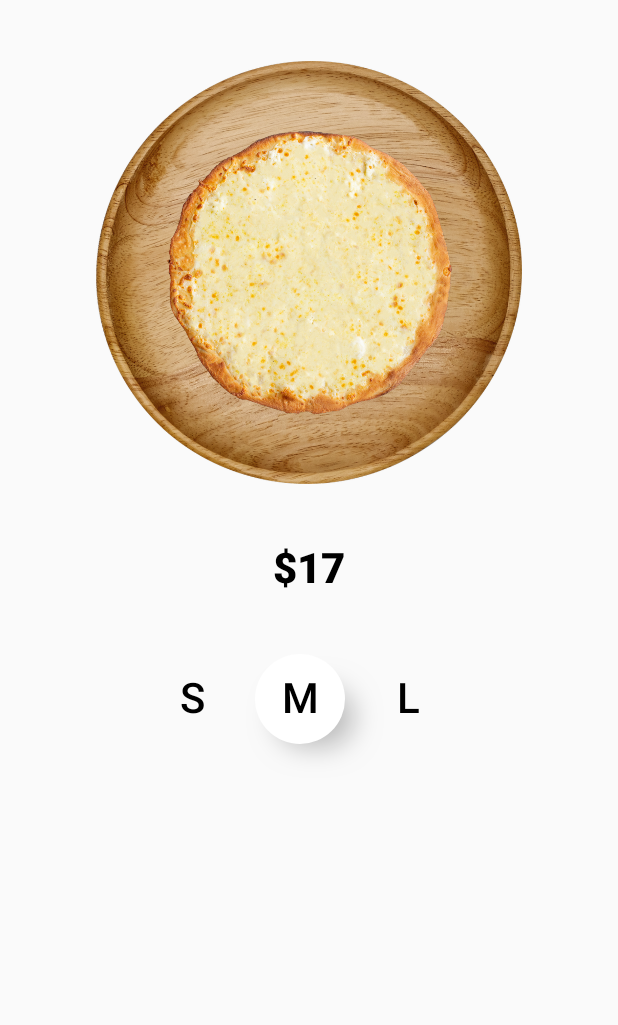
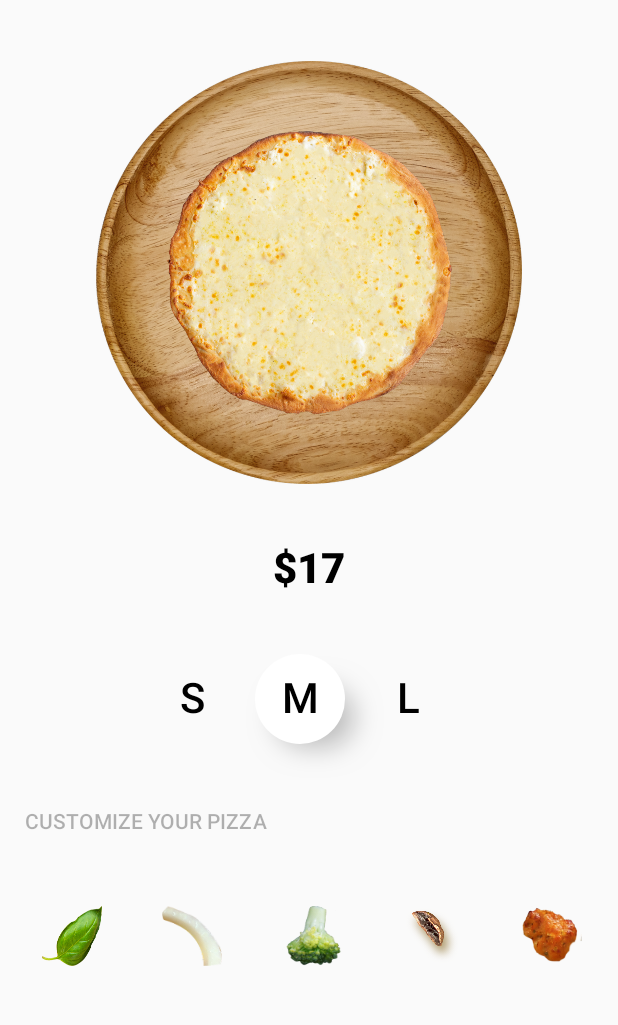
Before and after one commit to iZyadNasser/PizzaOven, an Android app built with Jetpack Compose: the screen it shows after launch (MainActivity), on a phone screen of 412 x 824 dp, the part 41-1066 px from its top. Run offline under Robolectric (Android 15) with nearby library versions, the phone set to English and light mode, and no system bars.

Commit message:
finish ingredients row design

```diff
--- a/app/src/main/java/com/thechance/pizzaoven/presentation/PizzaScreen.kt
+++ b/app/src/main/java/com/thechance/pizzaoven/presentation/PizzaScreen.kt
@@ -5,9 +5,11 @@ import androidx.compose.animation.core.tween
 import androidx.compose.foundation.Image
 import androidx.compose.foundation.background
 import androidx.compose.foundation.clickable
+import androidx.compose.foundation.interaction.MutableInteractionSource
 import androidx.compose.foundation.layout.Arrangement
 import androidx.compose.foundation.layout.Box
 import androidx.compose.foundation.layout.Column
+import androidx.compose.foundation.layout.PaddingValues
 import androidx.compose.foundation.layout.Row
 import androidx.compose.foundation.layout.fillMaxSize
 import androidx.compose.foundation.layout.fillMaxWidth
@@ -16,6 +18,8 @@ import androidx.compose.foundation.layout.padding
 import androidx.compose.foundation.layout.size
 import androidx.compose.foundation.layout.statusBarsPadding
 import androidx.compose.foundation.layout.width
+import androidx.compose.foundation.lazy.LazyRow
+import androidx.compose.foundation.lazy.items
 import androidx.compose.foundation.pager.HorizontalPager
 import androidx.compose.foundation.pager.rememberPagerState
 import androidx.compose.foundation.rememberScrollState
@@ -34,6 +38,7 @@ import androidx.compose.ui.Modifier
 import androidx.compose.ui.draw.clip
 import androidx.compose.ui.draw.shadow
 import androidx.compose.ui.graphics.Color
+import androidx.compose.ui.layout.ContentScale
 import androidx.compose.ui.platform.LocalConfiguration
 import androidx.compose.ui.res.painterResource
 import androidx.compose.ui.res.stringResource
@@ -172,7 +177,8 @@ fun PizzaScreen(
 
         Box(
             modifier = Modifier
-                .fillMaxWidth(),
+                .fillMaxWidth()
+                .padding(bottom = 40.dp),
             contentAlignment = Alignment.Center
         ) {
             Box(
@@ -262,6 +268,50 @@ fun PizzaScreen(
                 }
             }
         }
+
+        Text(
+            text = stringResource(R.string.customize_your_pizza),
+            color = Color.Black.copy(alpha = 0.3f),
+            fontWeight = FontWeight.SemiBold,
+            fontSize = 14.sp,
+            textAlign = TextAlign.Center,
+            letterSpacing = 0.sp,
+            modifier = Modifier
+                .padding(start = 16.dp, bottom = 32.dp)
+        )
+
+        LazyRow(
+            modifier = Modifier
+                .fillMaxWidth()
+                .padding(bottom = 64.dp),
+            horizontalArrangement = Arrangement.spacedBy(16.dp),
+            contentPadding = PaddingValues(horizontal = 16.dp)
+        ) {
+            items(state.ingredients) { ingredient ->
+                Box(
+                    modifier = Modifier
+                        .clip(CircleShape)
+                        .size(64.dp)
+                        .applyIf(ingredient.isPut) {
+                            Modifier
+                                .background(
+                                    color = Color.Green.copy(alpha = 0.15f)
+                                )
+                        }
+                        .clickable(
+                        ) { interactionHandler.onIngredientButtonClick(ingredient) }
+                        .padding(12.dp),
+                    contentAlignment = Alignment.Center
+                ) {
+                    Image(
+                        painter = painterResource(id = ingredient.imagesRes[2]),
+                        contentDescription = null,
+                        contentScale = ContentScale.FillBounds,
+                        modifier = Modifier
+                    )
+                }
+            }
+        }
     }
 }
 
--- a/app/src/main/res/values/strings.xml
+++ b/app/src/main/res/values/strings.xml
@@ -3,4 +3,5 @@
     <string name="back">Back</string>
     <string name="pizza">Pizza</string>
     <string name="plate">Plate</string>
+    <string name="customize_your_pizza">CUSTOMIZE YOUR PIZZA</string>
 </resources>
```
Also changed, not shown: app/src/main/java/com/thechance/pizzaoven/presentation/PizzaViewModel.kt (+13 -3 lines).
